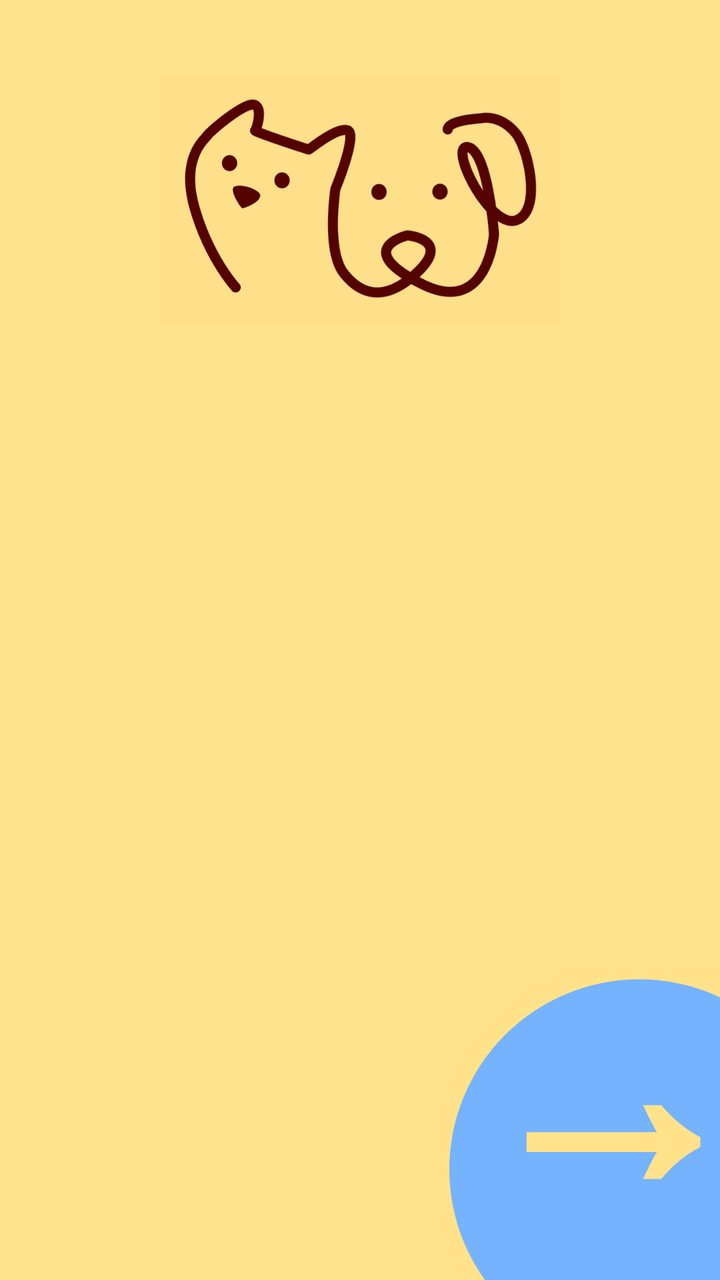
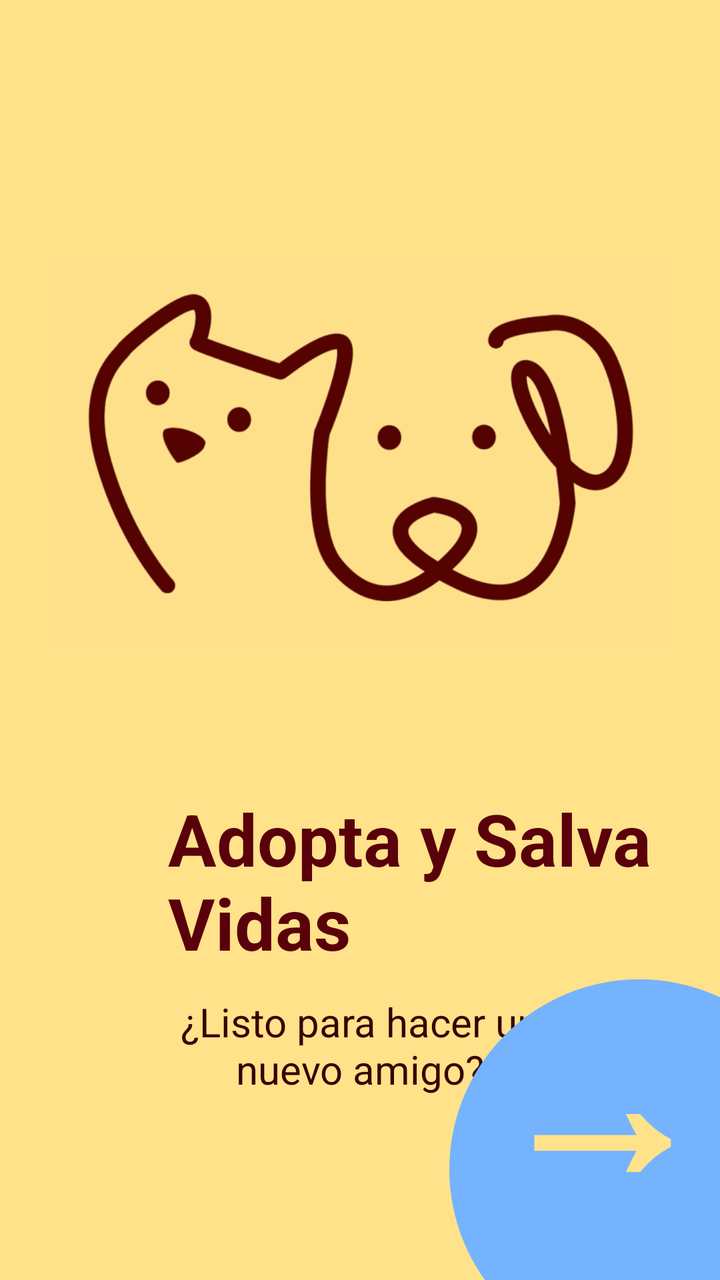

Compare the two renders of this Android layout. The source of the first and the diff that turns it into the second are given below.
<!-- AndroidManifest.xml: application theme Theme.AnimalesAdopcion -->
<!-- res/layout/fragment_first.xml -->
<?xml version="1.0" encoding="utf-8"?>
<androidx.constraintlayout.widget.ConstraintLayout
    xmlns:android="http://schemas.android.com/apk/res/android"
    xmlns:app="http://schemas.android.com/apk/res-auto"
    xmlns:tools="http://schemas.android.com/tools"
    android:layout_width="match_parent"
    android:layout_height="match_parent"
    android:background="#FFE28A">

    <ImageView
        android:id="@+id/imgAnimales"
        android:layout_width="200dp"
        android:layout_height="200dp"
        android:src="@drawable/animales_logo"
        android:contentDescription="Logo animales"
        app:layout_constraintTop_toTopOf="parent"
        app:layout_constraintBottom_toTopOf="@id/txtTitulo"
        app:layout_constraintStart_toStartOf="parent"
        app:layout_constraintEnd_toEndOf="parent"
        app:layout_constraintVertical_bias="0.5" />

    <TextView
        android:id="@+id/txtTitulo"
        android:layout_width="wrap_content"
        android:layout_height="wrap_content"
        android:text="Adopta y Salva\nVidas"
        android:textColor="#5A000B"
        android:textSize="24sp"
        android:textStyle="bold"
        android:alpha="0"
        android:layout_marginStart="24dp"
        android:layout_marginTop="16dp"
        app:layout_constraintTop_toBottomOf="@id/imgAnimales"
        app:layout_constraintStart_toStartOf="parent" />

    <TextView
        android:id="@+id/txtSubtitulo"
        android:layout_width="wrap_content"
        android:layout_height="wrap_content"
        android:text="¿Listo para hacer un\nnuevo amigo?"
        android:textColor="#3A0000"
        android:textSize="16sp"
        android:gravity="center"
        android:alpha="0"
        android:layout_marginTop="20dp"
        app:layout_constraintTop_toBottomOf="@id/txtTitulo"
        app:layout_constraintStart_toStartOf="parent"
        app:layout_constraintEnd_toEndOf="parent" />


    <View
        android:id="@+id/circulo"
        android:layout_width="190dp"
        android:layout_height="190dp"
        android:layout_marginEnd="-55dp"
        android:layout_marginBottom="-40dp"
        android:background="@drawable/circulo_azul"
        app:layout_constraintBottom_toBottomOf="parent"
        app:layout_constraintEnd_toEndOf="parent" />

    <TextView
        android:id="@+id/flecha"
        android:layout_width="wrap_content"
        android:layout_height="wrap_content"
        android:layout_marginEnd="40dp"
        android:layout_marginBottom="42dp"
        android:gravity="center"
        android:text="→"
        android:textColor="#FFE28A"
        android:textSize="140sp"
        android:textStyle="bold"
        app:layout_constraintBottom_toBottomOf="@id/circulo"
        app:layout_constraintEnd_toEndOf="@id/circulo" />

</androidx.constraintlayout.widget.ConstraintLayout>
<!-- resources referenced by this layout -->
<resources>
  <!-- drawable animales_logo: png bitmap (drawable, 79735 bytes) -->
  <!-- drawable circulo_azul (drawable) -->
  <shape xmlns:android="http://schemas.android.com/apk/res/android"
      android:shape="oval">
      <solid android:color="#75B3FF" />
  </shape>
  <style name="Theme.AnimalesAdopcion" parent="Base.Theme.AnimalesAdopcion" />
  <style name="Base.Theme.AnimalesAdopcion" parent="Theme.Material3.DayNight.NoActionBar">
          
          
      </style>
</resources>

<!-- the commit's change to res/layout/fragment_first.xml (unified diff, before → after) -->
@@ -2,51 +2,47 @@
 <androidx.constraintlayout.widget.ConstraintLayout
     xmlns:android="http://schemas.android.com/apk/res/android"
     xmlns:app="http://schemas.android.com/apk/res-auto"
-    xmlns:tools="http://schemas.android.com/tools"
     android:layout_width="match_parent"
     android:layout_height="match_parent"
     android:background="#FFE28A">
 
     <ImageView
         android:id="@+id/imgAnimales"
-        android:layout_width="200dp"
-        android:layout_height="200dp"
+        android:layout_width="310dp"
+        android:layout_height="260dp"
         android:src="@drawable/animales_logo"
         android:contentDescription="Logo animales"
+        android:scaleType="fitCenter"
+        android:layout_marginTop="95dp"
         app:layout_constraintTop_toTopOf="parent"
-        app:layout_constraintBottom_toTopOf="@id/txtTitulo"
         app:layout_constraintStart_toStartOf="parent"
-        app:layout_constraintEnd_toEndOf="parent"
-        app:layout_constraintVertical_bias="0.5" />
+        app:layout_constraintEnd_toEndOf="parent" />
 
     <TextView
         android:id="@+id/txtTitulo"
         android:layout_width="wrap_content"
         android:layout_height="wrap_content"
+        android:layout_marginStart="84dp"
+        android:layout_marginTop="40dp"
         android:text="Adopta y Salva\nVidas"
         android:textColor="#5A000B"
-        android:textSize="24sp"
+        android:textSize="36sp"
         android:textStyle="bold"
-        android:alpha="0"
-        android:layout_marginStart="24dp"
-        android:layout_marginTop="16dp"
-        app:layout_constraintTop_toBottomOf="@id/imgAnimales"
-        app:layout_constraintStart_toStartOf="parent" />
+        app:layout_constraintStart_toStartOf="parent"
+        app:layout_constraintTop_toBottomOf="@id/imgAnimales" />
 
     <TextView
         android:id="@+id/txtSubtitulo"
         android:layout_width="wrap_content"
         android:layout_height="wrap_content"
+        android:layout_marginTop="12dp"
+        android:gravity="center"
         android:text="¿Listo para hacer un\nnuevo amigo?"
         android:textColor="#3A0000"
-        android:textSize="16sp"
-        android:gravity="center"
-        android:alpha="0"
-        android:layout_marginTop="20dp"
-        app:layout_constraintTop_toBottomOf="@id/txtTitulo"
+        android:textSize="20sp"
+        app:layout_constraintEnd_toEndOf="parent"
         app:layout_constraintStart_toStartOf="parent"
-        app:layout_constraintEnd_toEndOf="parent" />
-
+        app:layout_constraintTop_toBottomOf="@id/txtTitulo" />
 
     <View
         android:id="@+id/circulo"
@@ -62,12 +58,11 @@
         android:id="@+id/flecha"
         android:layout_width="wrap_content"
         android:layout_height="wrap_content"
-        android:layout_marginEnd="40dp"
-        android:layout_marginBottom="42dp"
-        android:gravity="center"
+        android:layout_marginEnd="60dp"
+        android:layout_marginBottom="56dp"
         android:text="→"
         android:textColor="#FFE28A"
-        android:textSize="140sp"
+        android:textSize="110sp"
         android:textStyle="bold"
         app:layout_constraintBottom_toBottomOf="@id/circulo"
         app:layout_constraintEnd_toEndOf="@id/circulo" />
